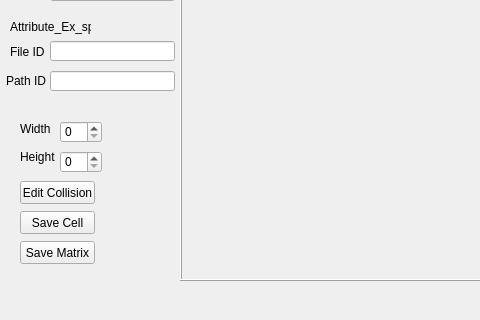
Before: the Qt Designer form map.ui in ycdevbdsp/sinnoh, drawn with Qt 5; both pictures show x 0 to 480 and y 348 to 668 of the 1087 by 668 pixel window.
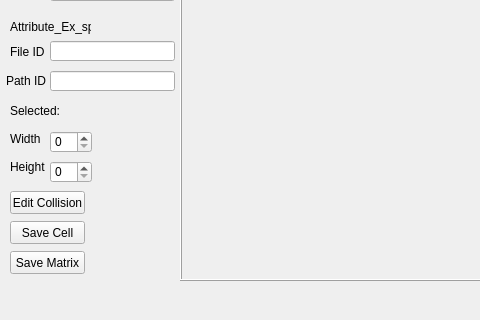
After: the same form once the commit is applied. Custom widgets are drawn as their Qt base class.

Diff of the .ui file:
```diff
--- a/map.ui
+++ b/map.ui
@@ -105,8 +105,8 @@
    <widget class="QSpinBox" name="uiWidthSB">
     <property name="geometry">
      <rect>
-      <x>60</x>
-      <y>450</y>
+      <x>50</x>
+      <y>460</y>
       <width>42</width>
       <height>22</height>
      </rect>
@@ -115,8 +115,8 @@
    <widget class="QSpinBox" name="uiHeightSB">
     <property name="geometry">
      <rect>
-      <x>60</x>
-      <y>480</y>
+      <x>50</x>
+      <y>490</y>
       <width>42</width>
       <height>22</height>
      </rect>
@@ -125,8 +125,8 @@
    <widget class="QLabel" name="label_6">
     <property name="geometry">
      <rect>
-      <x>20</x>
-      <y>442</y>
+      <x>10</x>
+      <y>452</y>
       <width>47</width>
       <height>31</height>
      </rect>
@@ -138,8 +138,8 @@
    <widget class="QLabel" name="label_7">
     <property name="geometry">
      <rect>
-      <x>20</x>
-      <y>470</y>
+      <x>10</x>
+      <y>480</y>
       <width>47</width>
       <height>31</height>
      </rect>
@@ -374,8 +374,8 @@
    <widget class="QPushButton" name="btnSaveCell">
     <property name="geometry">
      <rect>
-      <x>20</x>
-      <y>540</y>
+      <x>10</x>
+      <y>550</y>
       <width>75</width>
       <height>23</height>
      </rect>
@@ -387,8 +387,8 @@
    <widget class="QPushButton" name="btnSaveMatrix">
     <property name="geometry">
      <rect>
-      <x>20</x>
-      <y>570</y>
+      <x>10</x>
+      <y>580</y>
       <width>75</width>
       <height>23</height>
      </rect>
@@ -400,8 +400,8 @@
    <widget class="QPushButton" name="btnEditCollision">
     <property name="geometry">
      <rect>
-      <x>20</x>
-      <y>510</y>
+      <x>10</x>
+      <y>520</y>
       <width>75</width>
       <height>23</height>
      </rect>
@@ -410,6 +410,32 @@
      <string>Edit Collision</string>
     </property>
    </widget>
+   <widget class="QLabel" name="label_16">
+    <property name="geometry">
+     <rect>
+      <x>10</x>
+      <y>430</y>
+      <width>51</width>
+      <height>20</height>
+     </rect>
+    </property>
+    <property name="text">
+     <string>Selected:</string>
+    </property>
+   </widget>
+   <widget class="QLabel" name="uiMapMatrixSelection">
+    <property name="geometry">
+     <rect>
+      <x>60</x>
+      <y>430</y>
+      <width>81</width>
+      <height>21</height>
+     </rect>
+    </property>
+    <property name="text">
+     <string/>
+    </property>
+   </widget>
   </widget>
   <widget class="QMenuBar" name="menubar">
    <property name="geometry">
```
